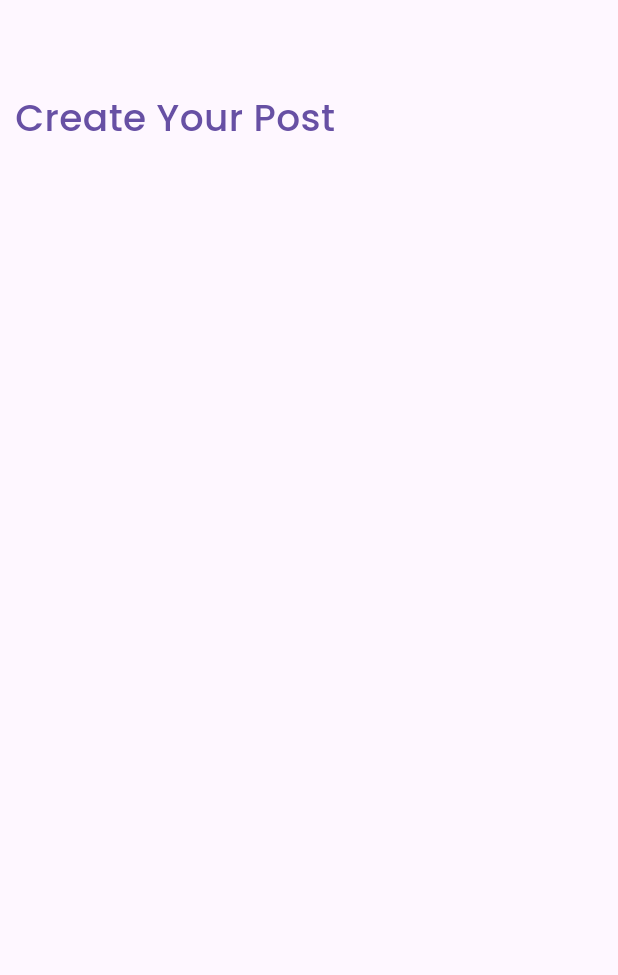
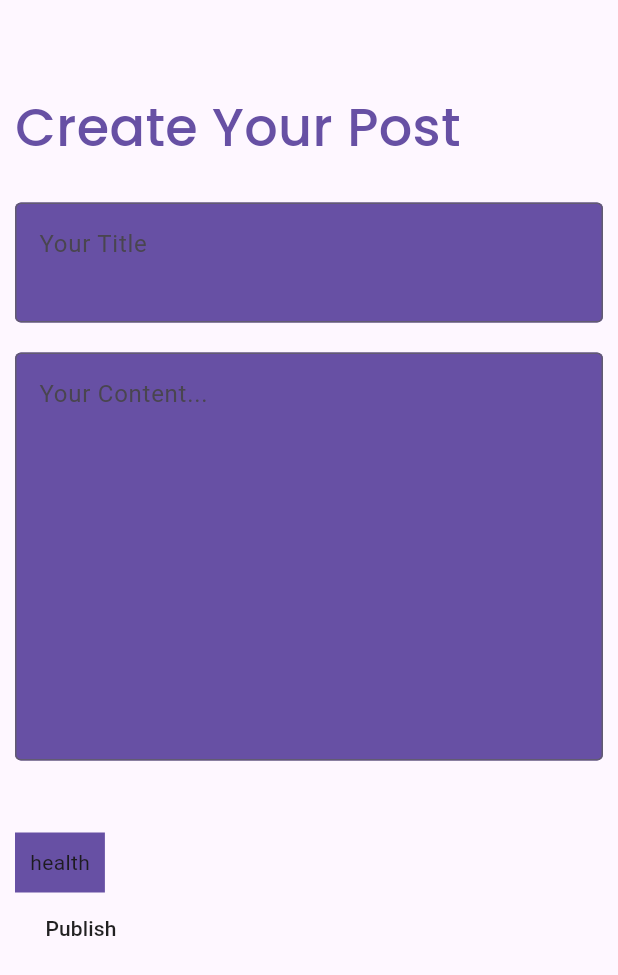
Before and after one commit to arjs1/Ink-Sphere, a Flutter app: the CreateBloggPage screen opened directly, on a phone screen of 412 x 824 dp. Shown: the top 975 px of the screen. Run offline on Flutter 3.47's test engine with Material 3 defaults, Android fonts, the phone set to English and light mode, and no system bars; our stand-ins replace form_validator, google_fonts.

Commit message:
post&publishblog

```diff
--- /dev/null
+++ b/lib/core/provider/blog_provider.dart
@@ -0,0 +1,42 @@
+import 'dart:async';
+
+import 'package:flutter/material.dart';
+import 'package:ink_sphere/core/api/blog_api.dart';
+import 'package:ink_sphere/pages/CreateBloggPage/model/blog_model.dart';
+
+class BlogProvider with ChangeNotifier {
+  List<BlogModel> _data = [];
+  final StreamController<List<dynamic>> _dataStreamController =
+      StreamController.broadcast();
+  Stream<List<dynamic>> get dataStream => _dataStreamController.stream;
+  bool _isLoading = false;
+
+  bool get isLoading => _isLoading;
+
+  // Fetch Data from API and update Stream
+  Future<void> fetchData() async {
+    _isLoading = true;
+    WidgetsBinding.instance.addPostFrameCallback((_) {
+      notifyListeners();
+    });
+
+    try {
+      _data = await ApiFetchBlog().fetchBlog();
+      _dataStreamController.sink.add(_data); // Updates Stream
+    } catch (e) {
+      print("Error: $e");
+    } finally {
+      _isLoading = false;
+      WidgetsBinding.instance.addPostFrameCallback((_) {
+        notifyListeners();
+      });
+    }
+  }
+
+  // Dispose StreamController to prevent memory leaks
+  @override
+  void dispose() {
+    _dataStreamController.close();
+    super.dispose();
+  }
+}
--- a/lib/main.dart
+++ b/lib/main.dart
@@ -1,9 +1,8 @@
 import 'package:flutter/material.dart';
+import 'package:ink_sphere/core/provider/blog_provider.dart';
 import 'package:ink_sphere/core/provider/user_auth_data_provider.dart';
 import 'package:ink_sphere/core/theme/dark_theme.dart';
 import 'package:ink_sphere/core/theme/light_theme.dart';
-import 'package:ink_sphere/pages/HomePage/home_page.dart';
-import 'package:ink_sphere/pages/OtpPage/otp_page.dart';
 import 'package:ink_sphere/pages/SplashScreen/splash_screen.dart';
 import 'package:provider/provider.dart';
 
@@ -21,6 +20,9 @@ class MyApp extends StatelessWidget {
         ChangeNotifierProvider(
           create: (context) => UserAuthDataProvider(),
         ),
+        ChangeNotifierProvider(
+          create: (context) => BlogProvider(),
+        ),
       ],
       child: MaterialApp(
         debugShowCheckedModeBanner: false,
--- a/lib/pages/CreateBloggPage/create_blogg_page.dart
+++ b/lib/pages/CreateBloggPage/create_blogg_page.dart
@@ -1,5 +1,8 @@
 import 'package:flutter/material.dart';
 import 'package:google_fonts/google_fonts.dart';
+import 'package:ink_sphere/core/api/blog_api.dart';
+import 'package:ink_sphere/pages/CreateBloggPage/widgets/category_box.dart';
+import 'package:ink_sphere/pages/CreateBloggPage/widgets/text_editing_blog.dart';
 
 class CreateBloggPage extends StatefulWidget {
   const CreateBloggPage({super.key});
@@ -9,14 +12,18 @@ class CreateBloggPage extends StatefulWidget {
 }
 
 class _CreateBloggPageState extends State<CreateBloggPage> {
+  final titleController = TextEditingController();
+  final contentController = TextEditingController();
   @override
   Widget build(BuildContext context) {
+    final apiCreateData = ApiFetchBlog();
     return Scaffold(
       body: Padding(
-        padding: const EdgeInsets.symmetric(horizontal: 10),
+        padding: EdgeInsets.symmetric(horizontal: 10),
+        child: SingleChildScrollView(
           child: Column(
-          // crossAxisAlignment: CrossAxisAlignment.center,
-          mainAxisAlignment: MainAxisAlignment.start,
+            crossAxisAlignment: CrossAxisAlignment.start,
+            // mainAxisAlignment: MainAxisAlignment.start,
             children: [
               SizedBox(
                 height: 60,
@@ -24,12 +31,43 @@ class _CreateBloggPageState extends State<CreateBloggPage> {
               Text(
                 "Create Your Post",
                 style: GoogleFonts.poppins(
-                fontSize: 25,
+                  fontSize: 35,
                   fontWeight: FontWeight.w500,
                   color: Theme.of(context).colorScheme.primary,
                 ),
               ),
+              Column(
+                crossAxisAlignment: CrossAxisAlignment.start,
+                spacing: 20,
+                children: [
+                  SizedBox(
+                    height: 5,
+                  ),
+                  TextEditingBlog(
+                    controller: titleController,
+                    hintText: "Your Title",
+                    maxLines: 2,
+                  ),
+                  SizedBox(
+                    height: 300,
+                    child: TextEditingBlog(
+                      controller: contentController,
+                      hintText: "Your Content...",
+                      maxLines: 10,
+                    ),
+                  ),
+                  CategoryBox(categoryName: "health"),
                 ],
+              ),
+              MaterialButton(
+                onPressed: () {
+                  ApiFetchBlog().createBlog(titleController.text,
+                      contentController.text, "health", context);
+                },
+                child: Text("Publish"),
+              ),
+            ],
+          ),
         ),
       ),
     );
--- /dev/null
+++ b/lib/pages/CreateBloggPage/model/blog_model.dart
@@ -0,0 +1,37 @@
+class BlogModel {
+  final String title;
+  final String content;
+  final String authorId;
+  final String categoryName;
+  final String createdAt;
+  final String blogId;
+  int totalLikes;
+  BlogModel({
+    required this.title,
+    required this.content,
+    required this.categoryName,
+    required this.authorId,
+    required this.totalLikes,
+    required this.createdAt,
+    required this.blogId,
+  });
+  factory BlogModel.fromJson(Map<String, dynamic> json) {
+    return BlogModel(
+      title: json["title"],
+      content: json["content"],
+      authorId: json["author"],
+      createdAt: json["created_at"],
+      categoryName: json["category_name"],
+      blogId: json["id"],
+      totalLikes: json["total_likes"],
+    );
+  }
+}
+
+  // "title": "Arna gay",
+  //       "content": "ey whats up , whats ip kya bolti public",
+  //       "author": "67cb8fd1-db5c-45d9-881b-01a51dc3e71e",
+  //       "created_at": "2025-02-04",
+  //       "total_likes": 0,
+  //       "id": "fc72a9a9-0ec5-435b-a0b7-4e4d8a7880c0",
+  //       "category_name": "gay
--- /dev/null
+++ b/lib/pages/CreateBloggPage/widgets/category_box.dart
@@ -0,0 +1,28 @@
+import 'package:flutter/material.dart';
+
+class CategoryBox extends StatefulWidget {
+  final String categoryName;
+  const CategoryBox({
+    super.key,
+    required this.categoryName,
+  });
+
+  @override
+  State<CategoryBox> createState() => _CategoryBoxState();
+}
+
+class _CategoryBoxState extends State<CategoryBox> {
+  @override
+  Widget build(BuildContext context) {
+    return GestureDetector(
+      onTap: () {},
+      child: Container(
+        color: Theme.of(context).colorScheme.primary,
+        child: Padding(
+          padding: const EdgeInsets.all(10.0),
+          child: Text(widget.categoryName),
+        ),
+      ),
+    );
+  }
+}
--- /dev/null
+++ b/lib/pages/CreateBloggPage/widgets/text_editing_blog.dart
@@ -0,0 +1,43 @@
+import 'package:flutter/material.dart';
+
+class TextEditingBlog extends StatefulWidget {
+  final TextEditingController? controller;
+  final String hintText;
+  int maxLines;
+  TextEditingBlog(
+      {super.key,
+      required this.controller,
+      required this.hintText,
+      required this.maxLines});
+
+  @override
+  State<TextEditingBlog> createState() => _TextEditingBlogState();
+}
+
+class _TextEditingBlogState extends State<TextEditingBlog> {
+  @override
+  Widget build(BuildContext context) {
+    return TextFormField(
+      controller: widget.controller,
+      // validator: widget.validator,
+      autocorrect: true,
+      maxLines: widget.maxLines,
+      cursorColor: Colors.white,
+      decoration: InputDecoration(
+        hintText: widget.hintText,
+        enabledBorder: OutlineInputBorder(
+          borderSide: BorderSide(
+            color: Theme.of(context).colorScheme.secondary,
+          ),
+        ),
+        focusedBorder: OutlineInputBorder(
+          borderSide: BorderSide(
+            color: Theme.of(context).colorScheme.tertiary,
+          ),
+        ),
+        fillColor: Theme.of(context).colorScheme.primary,
+        filled: true,
+      ),
+    );
+  }
+}
--- a/lib/pages/OtpPage/otp_page.dart
+++ b/lib/pages/OtpPage/otp_page.dart
@@ -1,9 +1,9 @@
 import 'package:flutter/material.dart';
-import 'package:flutter/services.dart';
 import 'package:google_fonts/google_fonts.dart';
 import 'package:ink_sphere/core/api/user_auth_api.dart';
 import 'package:ink_sphere/pages/OtpPage/widgets/otp_box.dart';
 
+// ignore: must_be_immutable
 class OtpPage extends StatefulWidget {
   OtpPage({super.key});
   TextEditingController pin1 = TextEditingController();
```
Also changed, not shown: lib/core/api/blog_api.dart (added, +64 -0 lines), lib/pages/DiscoverPage/discover_page.dart (+31 -26 lines), lib/core/const/api_urls.dart (deleted), 4 other files. Lines whose indentation alone changed are shown as unchanged.
